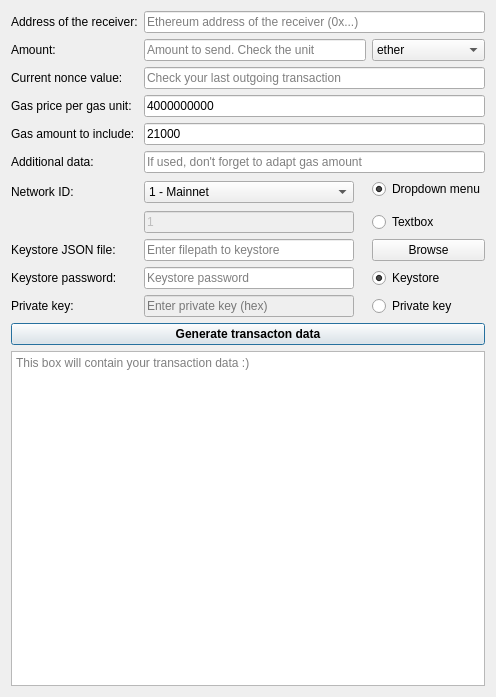
First picture: the form in sign_raw_transaction.ui, repository sea212/offline-transaction-signer, before the edit.
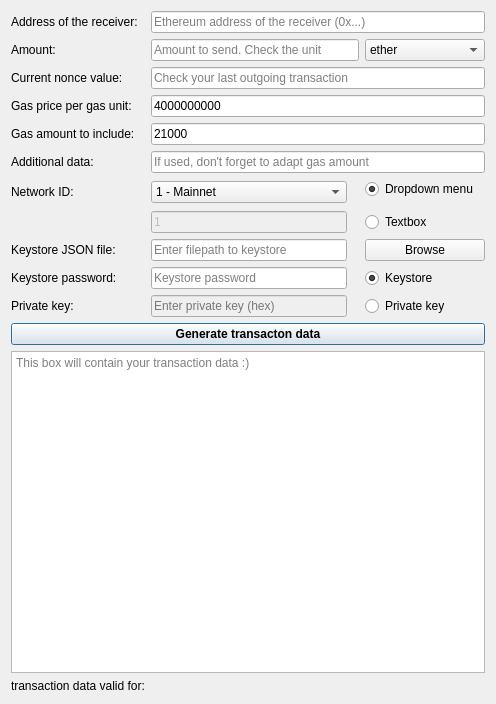
Second picture: the form after the edit.

What changed in the file:
```diff
--- a/sign_raw_transaction.ui
+++ b/sign_raw_transaction.ui
@@ -7,63 +7,47 @@
     <x>0</x>
     <y>0</y>
     <width>496</width>
-    <height>697</height>
+    <height>704</height>
    </rect>
   </property>
   <property name="windowTitle">
-   <string>Transaction data generation Tool alpha 0.0.1</string>
+   <string>Transaction data generation Tool alpha 0.0.2</string>
   </property>
   <layout class="QGridLayout" name="gridLayout">
-   <item row="10" column="1">
-    <widget class="QLineEdit" name="textbox_keystore">
-     <property name="text">
-      <string/>
-     </property>
-     <property name="placeholderText">
-      <string>Enter filepath to keystore</string>
-     </property>
-    </widget>
-   </item>
-   <item row="14" column="1">
-    <widget class="QLineEdit" name="textbox_privatekey">
-     <property name="enabled">
-      <bool>false</bool>
-     </property>
-     <property name="text">
-      <string/>
-     </property>
-     <property name="readOnly">
-      <bool>true</bool>
-     </property>
-     <property name="placeholderText">
-      <string>Enter private key (hex)</string>
-     </property>
-    </widget>
-   </item>
-   <item row="8" column="1">
-    <widget class="QLineEdit" name="textbox_networkid">
-     <property name="enabled">
-      <bool>false</bool>
-     </property>
-     <property name="text">
-      <string>1</string>
-     </property>
-     <property name="readOnly">
-      <bool>false</bool>
-     </property>
-     <property name="placeholderText">
-      <string/>
-     </property>
-    </widget>
-   </item>
-   <item row="0" column="0">
+   <item row="1" column="0">
     <widget class="QLabel" name="label_address">
      <property name="text">
       <string>Address of the receiver:</string>
      </property>
     </widget>
    </item>
-   <item row="6" column="1" rowspan="2">
+   <item row="9" column="1">
+    <widget class="QLineEdit" name="textbox_networkid">
+     <property name="enabled">
+      <bool>false</bool>
+     </property>
+     <property name="text">
+      <string>1</string>
+     </property>
+     <property name="readOnly">
+      <bool>false</bool>
+     </property>
+     <property name="placeholderText">
+      <string/>
+     </property>
+    </widget>
+   </item>
+   <item row="2" column="0">
+    <widget class="QLabel" name="label_amount">
+     <property name="toolTip">
+      <string>select input method for network id</string>
+     </property>
+     <property name="text">
+      <string>Amount:</string>
+     </property>
+    </widget>
+   </item>
+   <item row="7" column="1" rowspan="2">
     <widget class="QComboBox" name="combobox_networkid">
      <property name="toolTip">
       <string>https://ethereum.stackexchange.com/questions/17051/how-to-select-a-network-id-or-is-there-a-list-of-network-ids</string>
@@ -113,14 +97,21 @@
      </item>
     </widget>
    </item>
-   <item row="5" column="0">
+   <item row="4" column="0">
+    <widget class="QLabel" name="label_gasprice">
+     <property name="text">
+      <string>Gas price per gas unit:</string>
+     </property>
+    </widget>
+   </item>
+   <item row="6" column="0">
     <widget class="QLabel" name="label_data">
      <property name="text">
       <string>Additional data:</string>
      </property>
     </widget>
    </item>
-   <item row="4" column="1" colspan="4">
+   <item row="5" column="1" colspan="4">
     <widget class="QLineEdit" name="textbox_gas">
      <property name="inputMethodHints">
       <set>Qt::ImhDigitsOnly</set>
@@ -133,41 +124,57 @@
      </property>
     </widget>
    </item>
-   <item row="1" column="0">
-    <widget class="QLabel" name="label_address_2">
-     <property name="toolTip">
-      <string>select input method for network id</string>
+   <item row="6" column="1" colspan="4">
+    <widget class="QLineEdit" name="textbox_data">
+     <property name="text">
+      <string/>
      </property>
+     <property name="placeholderText">
+      <string>If used, don't forget to adapt gas amount</string>
+     </property>
+    </widget>
+   </item>
+   <item row="15" column="1">
+    <widget class="QLineEdit" name="textbox_privatekey">
+     <property name="enabled">
+      <bool>false</bool>
+     </property>
      <property name="text">
-      <string>Amount:</string>
+      <string/>
+     </property>
+     <property name="readOnly">
+      <bool>true</bool>
+     </property>
+     <property name="placeholderText">
+      <string>Enter private key (hex)</string>
+     </property>
+    </widget>
+   </item>
+   <item row="11" column="1">
+    <widget class="QLineEdit" name="textbox_keystore">
+     <property name="text">
+      <string/>
+     </property>
+     <property name="placeholderText">
+      <string>Enter filepath to keystore</string>
      </property>
     </widget>
    </item>
    <item row="3" column="0">
-    <widget class="QLabel" name="label_gasprice">
+    <widget class="QLabel" name="label_nonce">
      <property name="text">
-      <string>Gas price per gas unit:</string>
+      <string>Current nonce value:</string>
      </property>
     </widget>
    </item>
-   <item row="4" column="0">
+   <item row="5" column="0">
     <widget class="QLabel" name="label_gas">
      <property name="text">
       <string>Gas amount to include:</string>
      </property>
     </widget>
    </item>
-   <item row="5" column="1" colspan="4">
-    <widget class="QLineEdit" name="textbox_data">
-     <property name="text">
-      <string/>
-     </property>
-     <property name="placeholderText">
-      <string>If used, don't forget to adapt gas amount</string>
-     </property>
-    </widget>
-   </item>
-   <item row="17" column="0" colspan="5">
+   <item row="18" column="0" colspan="5">
     <widget class="QTextBrowser" name="textbrowser_result">
      <property name="enabled">
       <bool>true</bool>
@@ -184,14 +191,7 @@
      </property>
     </widget>
    </item>
-   <item row="2" column="0">
-    <widget class="QLabel" name="label_nonce">
-     <property name="text">
-      <string>Current nonce value:</string>
-     </property>
-    </widget>
-   </item>
-   <item row="1" column="1" colspan="3">
+   <item row="2" column="1" colspan="3">
     <widget class="QLineEdit" name="textbox_amount">
      <property name="whatsThis">
       <string/>
@@ -216,14 +216,14 @@
      </property>
     </widget>
    </item>
-   <item row="10" column="0">
+   <item row="11" column="0">
     <widget class="QLabel" name="label_keystore">
      <property name="text">
       <string>Keystore JSON file:</string>
      </property>
     </widget>
    </item>
-   <item row="1" column="4">
+   <item row="2" column="4">
     <widget class="QComboBox" name="combobox_unit">
      <item>
       <property name="text">
@@ -232,44 +232,44 @@
      </item>
      <item>
       <property name="text">
-       <string>finney</string>
+       <string>finney (milli)</string>
       </property>
      </item>
      <item>
       <property name="text">
-       <string>szabo</string>
+       <string>szabo (micro)</string>
       </property>
      </item>
      <item>
       <property name="text">
-       <string>shannon</string>
+       <string>shannon (nano)</string>
       </property>
      </item>
      <item>
       <property name="text">
-       <string>lovelace</string>
+       <string>lovelace (pico)</string>
       </property>
      </item>
      <item>
       <property name="text">
-       <string>babbage</string>
+       <string>babbage (femto)</string>
       </property>
      </item>
      <item>
       <property name="text">
-       <string>wei</string>
+       <string>wei (atto)</string>
       </property>
      </item>
     </widget>
    </item>
-   <item row="6" column="0" rowspan="2">
+   <item row="7" column="0" rowspan="2">
     <widget class="QLabel" name="label_networkid">
      <property name="text">
       <string>Network ID:</string>
      </property>
     </widget>
    </item>
-   <item row="3" column="1" colspan="4">
+   <item row="4" column="1" colspan="4">
     <widget class="QLineEdit" name="textbox_gasprice">
      <property name="inputMethodHints">
       <set>Qt::ImhDigitsOnly</set>
@@ -282,7 +282,7 @@
      </property>
     </widget>
    </item>
-   <item row="0" column="1" colspan="4">
+   <item row="1" column="1" colspan="4">
     <widget class="QLineEdit" name="textbox_receiver">
      <property name="whatsThis">
       <string/>
@@ -307,14 +307,14 @@
      </property>
     </widget>
    </item>
-   <item row="14" column="0">
+   <item row="15" column="0">
     <widget class="QLabel" name="label_privatekey">
      <property name="text">
       <string>Private key:</string>
      </property>
     </widget>
    </item>
-   <item row="2" column="1" colspan="4">
+   <item row="3" column="1" colspan="4">
     <widget class="QLineEdit" name="textbox_nonce">
      <property name="text">
       <string/>
@@ -324,7 +324,7 @@
      </property>
     </widget>
    </item>
-   <item row="15" column="0" colspan="5">
+   <item row="16" column="0" colspan="5">
     <widget class="QPushButton" name="pushbutton_generate">
      <property name="font">
       <font>
@@ -337,20 +337,26 @@
      </property>
     </widget>
    </item>
-   <item row="13" column="1">
-    <widget class="QLineEdit" name="lineedit_keystore_pw">
+   <item row="14" column="1">
+    <widget class="QLineEdit" name="textbox_keystore_pw">
+     <property name="inputMethodHints">
+      <set>Qt::ImhHiddenText|Qt::ImhNoAutoUppercase|Qt::ImhNoPredictiveText|Qt::ImhSensitiveData</set>
+     </property>
      <property name="text">
       <string/>
      </property>
+     <property name="echoMode">
+      <enum>QLineEdit::Password</enum>
+     </property>
      <property name="readOnly">
-      <bool>true</bool>
+      <bool>false</bool>
      </property>
      <property name="placeholderText">
       <string>Keystore password</string>
      </property>
     </widget>
    </item>
-   <item row="6" column="4">
+   <item row="7" column="4">
     <widget class="QRadioButton" name="radiobutton_networkid_dropdown">
      <property name="acceptDrops">
       <bool>false</bool>
@@ -372,7 +378,7 @@
      </attribute>
     </widget>
    </item>
-   <item row="8" column="4">
+   <item row="9" column="4">
     <widget class="QRadioButton" name="radiobutton_networkid_textbox">
      <property name="acceptDrops">
       <bool>false</bool>
@@ -394,7 +400,7 @@
      </attribute>
     </widget>
    </item>
-   <item row="14" column="4">
+   <item row="15" column="4">
     <widget class="QRadioButton" name="radiobutton_key">
      <property name="text">
       <string>Private key</string>
@@ -407,14 +413,14 @@
      </attribute>
     </widget>
    </item>
-   <item row="13" column="0">
-    <widget class="QLabel" name="label">
+   <item row="14" column="0">
+    <widget class="QLabel" name="label_keystore_pw">
      <property name="text">
       <string>Keystore password:</string>
      </property>
     </widget>
    </item>
-   <item row="13" column="4">
+   <item row="14" column="4">
     <widget class="QRadioButton" name="radiobutton_keystore">
      <property name="text">
       <string>Keystore</string>
@@ -427,13 +433,30 @@
      </attribute>
     </widget>
    </item>
-   <item row="10" column="4">
+   <item row="11" column="4">
     <widget class="QPushButton" name="pushbutton_browse">
      <property name="text">
       <string>Browse</string>
      </property>
     </widget>
    </item>
+   <item row="19" column="0">
+    <widget class="QLabel" name="label_address_text">
+     <property name="text">
+      <string>transaction data valid for:</string>
+     </property>
+    </widget>
+   </item>
+   <item row="19" column="1" colspan="2">
+    <widget class="QLabel" name="label_address_sender">
+     <property name="text">
+      <string/>
+     </property>
+     <property name="textInteractionFlags">
+      <set>Qt::LinksAccessibleByMouse|Qt::TextSelectableByKeyboard|Qt::TextSelectableByMouse</set>
+     </property>
+    </widget>
+   </item>
   </layout>
  </widget>
  <resources/>
```
